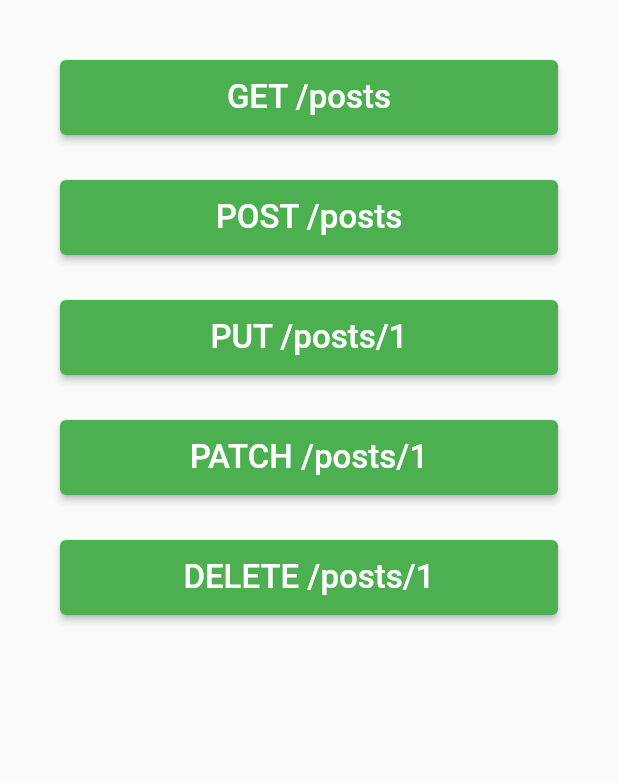
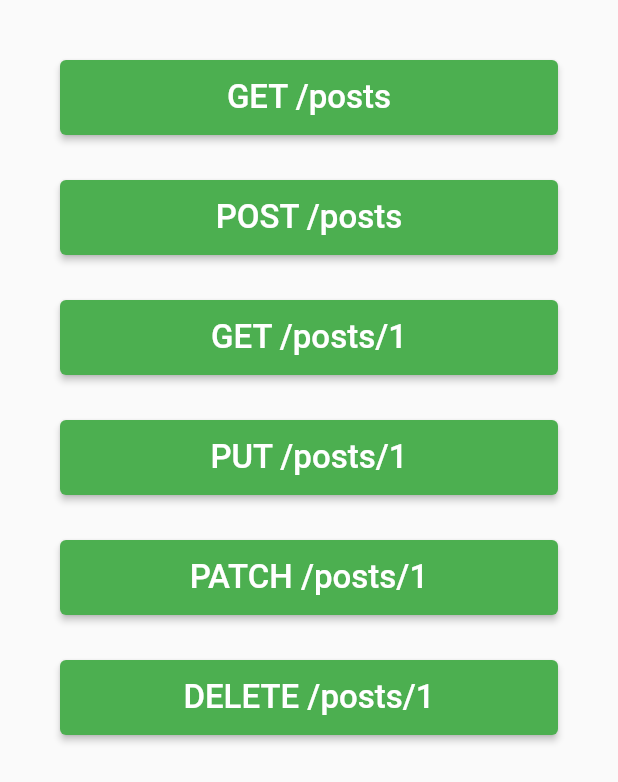
Before and after one commit to kafousis/hello_flutter, a Flutter app: the RestApi screen opened directly, after a tap on "PUT /posts/1", on a phone screen of 412 x 824 dp. Shown: the top 782 px of the screen. Run offline on Flutter 3.47's test engine with Material 2 defaults, Android fonts, the phone set to English and light mode, and no system bars; our stand-ins replace dio; network calls fail.

```diff
--- a/lib/models/post.dart
+++ b/lib/models/post.dart
@@ -10,16 +10,16 @@ part 'post.g.dart';
 @JsonSerializable()
 class Post {
 
+  final int id;
   final int userId;
-  final int id;
   final String title;
   final String body;
 
-  Post(this.userId, this.id, this.title, this.body);
+  Post(this.id, this.userId, this.title, this.body);
 
   @override
   String toString() {
-    return 'Post{userId: $userId, id: $id, title: $title, body: $body}';
+    return 'Post{id: $id, userId: $userId, title: $title, body: $body}';
   }
 
   /// A necessary factory constructor for creating a new User instance
--- a/lib/screens/rest_api_ui.dart
+++ b/lib/screens/rest_api_ui.dart
@@ -39,7 +39,7 @@ class RestApi extends StatelessWidget {
                 minimumSize: const Size.fromHeight(50),
               ),
               onPressed: () {
-                Post post = Post(1, 101, 'My awesome post', 'This is another awesome post');
+                Post post = Post(101, 1, 'My awesome post', 'This is another awesome post');
                 Future<Post> future = PostService().createPost(post);
                 future
                     .then((value) => debugPrint(value.toString()))
@@ -57,7 +57,33 @@ class RestApi extends StatelessWidget {
               style: ElevatedButton.styleFrom(
                 minimumSize: const Size.fromHeight(50),
               ),
-              onPressed: () {},
+              onPressed: () {
+                Future<Post> future = PostService().retrievePost(1);
+                future
+                    .then((value) => debugPrint(value.toString()))
+                    .catchError((e) {
+                  debugPrint("Error: $e");
+                });
+              },
+              child: const Text(
+                'GET /posts/1',
+                style: TextStyle(fontSize: 22),
+              ),
+            ),
+            SizedBox(height: spaceBetween),
+            ElevatedButton(
+              style: ElevatedButton.styleFrom(
+                minimumSize: const Size.fromHeight(50),
+              ),
+              onPressed: () {
+                Post post = Post(1, 50, 'My updated post', 'This is an updated post');
+                Future<Post> future = PostService().updatePostWithPut(post);
+                future
+                    .then((value) => debugPrint(value.toString()))
+                    .catchError((e) {
+                  debugPrint("Error: $e");
+                });
+              },
               child: const Text(
                 'PUT /posts/1',
                 style: TextStyle(fontSize: 22),
--- a/lib/services/post_service.dart
+++ b/lib/services/post_service.dart
@@ -13,12 +13,22 @@ class PostService {
   factory PostService() => _instance ??= PostService._();
 
   Future<List<Post>> getPosts() async {
-      final response = await RestClient().dio.call().get("posts/");
+      final response = await RestClient().dio.call().get('posts/');
       return response.data.map<Post>((json) => Post.fromJson(json)).toList();
   }
 
   Future<Post> createPost(Post post) async {
-    final response = await RestClient().dio.call().post("posts/", data: post.toJson());
+    final response = await RestClient().dio.call().post('posts/', data: post.toJson());
+    return Post.fromJson(response.data);
+  }
+
+  Future<Post> retrievePost(int id) async {
+    final response = await RestClient().dio.call().get('posts/$id');
+    return Post.fromJson(response.data);
+  }
+
+  Future<Post> updatePostWithPut(Post post) async {
+    final response = await RestClient().dio.call().put('posts/${post.id}', data: post.toJson());
     return Post.fromJson(response.data);
   }
 }
```
Also changed, not shown: lib/rest/rest_client.dart (+4 -8 lines), lib/models/post.g.dart.
